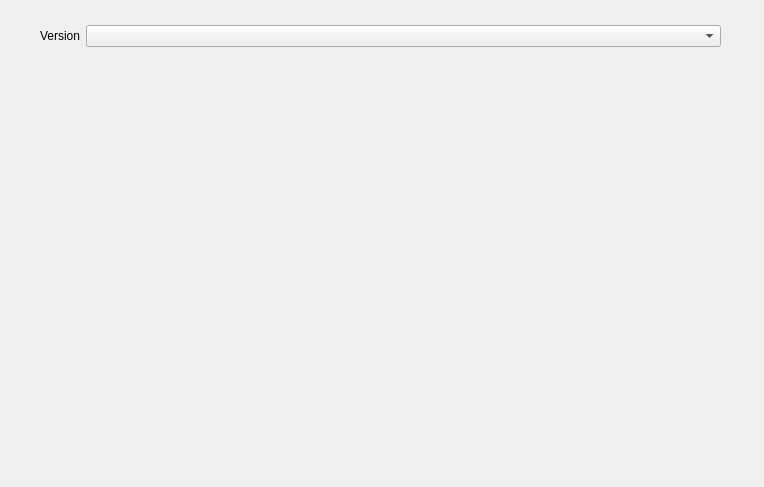
Qt form modules/generator/uuidgeneratormodulewidget.ui (Dontsoft/OneForAll) before a commit.
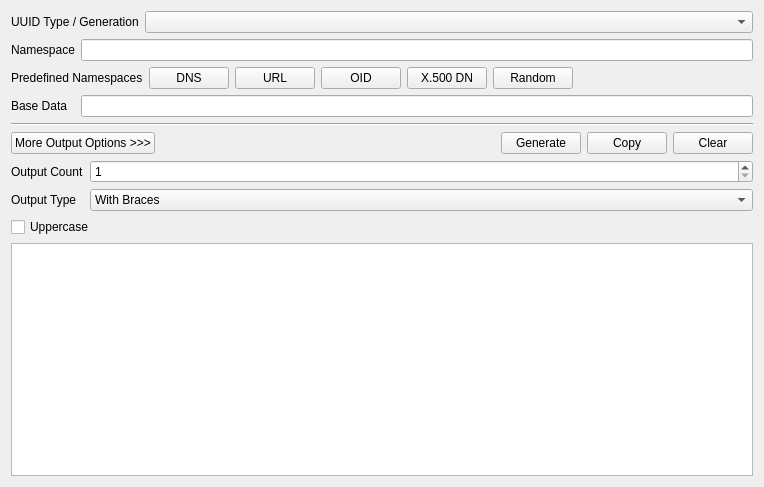
The same form after that commit. The open tabs and pages were chosen to show the change.

Patch:
```diff
--- a/modules/generator/uuidgeneratormodulewidget.ui
+++ b/modules/generator/uuidgeneratormodulewidget.ui
@@ -13,28 +13,398 @@
   <property name="windowTitle">
    <string>Form</string>
   </property>
-  <widget class="QWidget" name="">
-   <property name="geometry">
-    <rect>
-     <x>40</x>
-     <y>20</y>
-     <width>681</width>
-     <height>32</height>
-    </rect>
-   </property>
-   <layout class="QHBoxLayout" name="horizontalLayout" stretch="0,1">
-    <item>
-     <widget class="QLabel" name="versionLabel">
-      <property name="text">
-       <string>Version</string>
-      </property>
+  <layout class="QVBoxLayout" name="verticalLayout" stretch="0,0,0,0,0,1">
+   <item>
+    <layout class="QHBoxLayout" name="horizontalLayout" stretch="0,1">
+     <item>
+      <widget class="QLabel" name="versionLabel">
+       <property name="text">
+        <string>UUID Type / Generation</string>
+       </property>
+      </widget>
+     </item>
+     <item>
+      <widget class="QComboBox" name="uuidGenerationSelectionComboBox"/>
+     </item>
+    </layout>
+   </item>
+   <item>
+    <widget class="QStackedWidget" name="parameterWidget">
+     <property name="currentIndex">
+      <number>4</number>
+     </property>
+     <widget class="QWidget" name="uuidV1ParameterWidget">
+      <layout class="QFormLayout" name="formLayout">
+       <property name="leftMargin">
+        <number>0</number>
+       </property>
+       <property name="topMargin">
+        <number>0</number>
+       </property>
+       <property name="rightMargin">
+        <number>0</number>
+       </property>
+       <property name="bottomMargin">
+        <number>0</number>
+       </property>
+       <item row="0" column="0">
+        <widget class="QLabel" name="uuidV1NetworkInterfaceLabel">
+         <property name="text">
+          <string>Network Interface</string>
+         </property>
+        </widget>
+       </item>
+       <item row="0" column="1">
+        <widget class="QComboBox" name="uuidV1NetworkInterfaceComboBox"/>
+       </item>
+       <item row="1" column="0" colspan="2">
+        <widget class="QCheckBox" name="uuidV1RandomClockSequenceCheckBox">
+         <property name="text">
+          <string>Use Random Clock Sequence</string>
+         </property>
+        </widget>
+       </item>
+      </layout>
      </widget>
-    </item>
-    <item>
-     <widget class="QComboBox" name="comboBox"/>
-    </item>
-   </layout>
-  </widget>
+     <widget class="QWidget" name="uuidV3ParameterWidget">
+      <layout class="QFormLayout" name="formLayout_4">
+       <property name="leftMargin">
+        <number>0</number>
+       </property>
+       <property name="topMargin">
+        <number>0</number>
+       </property>
+       <property name="rightMargin">
+        <number>0</number>
+       </property>
+       <property name="bottomMargin">
+        <number>0</number>
+       </property>
+       <item row="0" column="0">
+        <widget class="QLabel" name="v3NamespaceLabel">
+         <property name="text">
+          <string>Namespace</string>
+         </property>
+        </widget>
+       </item>
+       <item row="0" column="1">
+        <widget class="QLineEdit" name="v3NamespaceEdit"/>
+       </item>
+       <item row="2" column="0">
+        <widget class="QLabel" name="v3BaseDataLabel">
+         <property name="text">
+          <string>Base Data</string>
+         </property>
+        </widget>
+       </item>
+       <item row="2" column="1">
+        <widget class="QLineEdit" name="v3BaseDataEdit"/>
+       </item>
+       <item row="1" column="0" colspan="2">
+        <layout class="QHBoxLayout" name="horizontalLayout_3">
+         <property name="topMargin">
+          <number>0</number>
+         </property>
+         <item>
+          <widget class="QLabel" name="v3PredefinedNamespacesLabel">
+           <property name="text">
+            <string>Predefined Namespaces</string>
+           </property>
+          </widget>
+         </item>
+         <item>
+          <widget class="QPushButton" name="v3DNSNamespaceButton">
+           <property name="text">
+            <string>DNS</string>
+           </property>
+          </widget>
+         </item>
+         <item>
+          <widget class="QPushButton" name="v3URLNamespaceButton">
+           <property name="text">
+            <string>URL</string>
+           </property>
+          </widget>
+         </item>
+         <item>
+          <widget class="QPushButton" name="v3OIDNamespaceButton">
+           <property name="text">
+            <string>OID</string>
+           </property>
+          </widget>
+         </item>
+         <item>
+          <widget class="QPushButton" name="v3X500DNNamespaceButton">
+           <property name="text">
+            <string>X.500 DN</string>
+           </property>
+          </widget>
+         </item>
+         <item>
+          <widget class="QPushButton" name="v3RandomNamespaceButton">
+           <property name="text">
+            <string>Random</string>
+           </property>
+          </widget>
+         </item>
+         <item>
+          <spacer name="horizontalSpacer_2">
+           <property name="orientation">
+            <enum>Qt::Horizontal</enum>
+           </property>
+           <property name="sizeHint" stdset="0">
+            <size>
+             <width>40</width>
+             <height>20</height>
+            </size>
+           </property>
+          </spacer>
+         </item>
+        </layout>
+       </item>
+      </layout>
+     </widget>
+     <widget class="QWidget" name="uuidV4ParameterWidget"/>
+     <widget class="QWidget" name="uuidV5ParameterWidget">
+      <layout class="QFormLayout" name="formLayout_2">
+       <property name="leftMargin">
+        <number>0</number>
+       </property>
+       <property name="topMargin">
+        <number>0</number>
+       </property>
+       <property name="rightMargin">
+        <number>0</number>
+       </property>
+       <property name="bottomMargin">
+        <number>0</number>
+       </property>
+       <item row="0" column="0">
+        <widget class="QLabel" name="v5NamespaceLabel">
+         <property name="text">
+          <string>Namespace</string>
+         </property>
+        </widget>
+       </item>
+       <item row="0" column="1">
+        <widget class="QLineEdit" name="v5NamespaceEdit"/>
+       </item>
+       <item row="1" column="0" colspan="2">
+        <layout class="QHBoxLayout" name="horizontalLayout_4">
+         <property name="topMargin">
+          <number>0</number>
+         </property>
+         <item>
+          <widget class="QLabel" name="v5PredefinedNamespacesLabel">
+           <property name="text">
+            <string>Predefined Namespaces</string>
+           </property>
+          </widget>
+         </item>
+         <item>
+          <widget class="QPushButton" name="v5DNSNamespaceButton">
+           <property name="text">
+            <string>DNS</string>
+           </property>
+          </widget>
+         </item>
+         <item>
+          <widget class="QPushButton" name="v5URLNamespaceButton">
+           <property name="text">
+            <string>URL</string>
+           </property>
+          </widget>
+         </item>
+         <item>
+          <widget class="QPushButton" name="v5OIDNamespaceButton">
+           <property name="text">
+            <string>OID</string>
+           </property>
+          </widget>
+         </item>
+         <item>
+          <widget class="QPushButton" name="v5X500DNNamespaceButton">
+           <property name="text">
+            <string>X.500 DN</string>
+           </property>
+          </widget>
+         </item>
+         <item>
+          <widget class="QPushButton" name="v5RandomNamespaceButton">
+           <property name="text">
+            <string>Random</string>
+           </property>
+          </widget>
+         </item>
+         <item>
+          <spacer name="horizontalSpacer_3">
+           <property name="orientation">
+            <enum>Qt::Horizontal</enum>
+           </property>
+           <property name="sizeHint" stdset="0">
+            <size>
+             <width>40</width>
+             <height>20</height>
+            </size>
+           </property>
+          </spacer>
+         </item>
+        </layout>
+       </item>
+       <item row="2" column="0">
+        <widget class="QLabel" name="v5BaseDataLabel">
+         <property name="text">
+          <string>Base Data</string>
+         </property>
+        </widget>
+       </item>
+       <item row="2" column="1">
+        <widget class="QLineEdit" name="v5BaseDataEdit"/>
+       </item>
+      </layout>
+     </widget>
+     <widget class="QWidget" name="uuidSystemParameterWidget"/>
+    </widget>
+   </item>
+   <item>
+    <widget class="Line" name="line">
+     <property name="orientation">
+      <enum>Qt::Horizontal</enum>
+     </property>
+    </widget>
+   </item>
+   <item>
+    <layout class="QHBoxLayout" name="horizontalLayout_2">
+     <property name="topMargin">
+      <number>0</number>
+     </property>
+     <item>
+      <widget class="QPushButton" name="moreOutputOptionsButton">
+       <property name="text">
+        <string>More Output Options &gt;&gt;&gt;</string>
+       </property>
+       <property name="checkable">
+        <bool>true</bool>
+       </property>
+      </widget>
+     </item>
+     <item>
+      <spacer name="horizontalSpacer">
+       <property name="orientation">
+        <enum>Qt::Horizontal</enum>
+       </property>
+       <property name="sizeHint" stdset="0">
+        <size>
+         <width>40</width>
+         <height>20</height>
+        </size>
+       </property>
+      </spacer>
+     </item>
+     <item>
+      <widget class="QPushButton" name="regenerateButton">
+       <property name="text">
+        <string>Generate</string>
+       </property>
+      </widget>
+     </item>
+     <item>
+      <widget class="QPushButton" name="copyOutputButton">
+       <property name="text">
+        <string>Copy</string>
+       </property>
+      </widget>
+     </item>
+     <item>
+      <widget class="QPushButton" name="clearOutputButton">
+       <property name="text">
+        <string>Clear</string>
+       </property>
+      </widget>
+     </item>
+    </layout>
+   </item>
+   <item>
+    <widget class="QWidget" name="outputOptionsWidget" native="true">
+     <layout class="QFormLayout" name="formLayout_3">
+      <property name="leftMargin">
+       <number>0</number>
+      </property>
+      <property name="topMargin">
+       <number>0</number>
+      </property>
+      <property name="rightMargin">
+       <number>0</number>
+      </property>
+      <property name="bottomMargin">
+       <number>0</number>
+      </property>
+      <item row="0" column="0">
+       <widget class="QLabel" name="outputCountLabel">
+        <property name="text">
+         <string>Output Count</string>
+        </property>
+       </widget>
+      </item>
+      <item row="0" column="1">
+       <widget class="QSpinBox" name="outputCountSpinBox">
+        <property name="minimum">
+         <number>1</number>
+        </property>
+        <property name="maximum">
+         <number>100000</number>
+        </property>
+       </widget>
+      </item>
+      <item row="1" column="0">
+       <widget class="QLabel" name="outputTypeLabel">
+        <property name="text">
+         <string>Output Type</string>
+        </property>
+       </widget>
+      </item>
+      <item row="1" column="1">
+       <widget class="QComboBox" name="outputTypeComboBox">
+        <item>
+         <property name="text">
+          <string>With Braces</string>
+         </property>
+        </item>
+        <item>
+         <property name="text">
+          <string>Without Braces</string>
+         </property>
+        </item>
+        <item>
+         <property name="text">
+          <string>Id128</string>
+         </property>
+        </item>
+       </widget>
+      </item>
+      <item row="2" column="0" colspan="2">
+       <widget class="QCheckBox" name="outputUppercaseCheckBox">
+        <property name="text">
+         <string>Uppercase</string>
+        </property>
+       </widget>
+      </item>
+     </layout>
+    </widget>
+   </item>
+   <item>
+    <widget class="QTextEdit" name="outputEdit">
+     <property name="font">
+      <font>
+       <family>Courier New</family>
+      </font>
+     </property>
+     <property name="readOnly">
+      <bool>true</bool>
+     </property>
+    </widget>
+   </item>
+  </layout>
  </widget>
  <resources/>
  <connections/>
```
